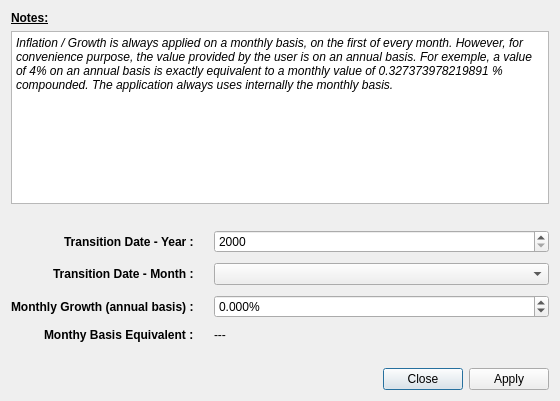
Qt form editgrowthelementdialog.ui (redmoon1945/gbp) before a commit.
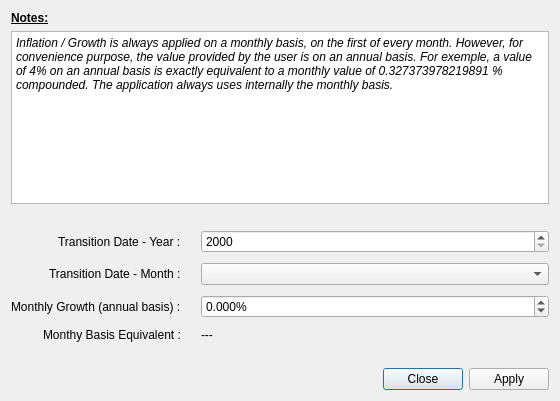
The same form after that commit.

```diff
--- a/editgrowthelementdialog.ui
+++ b/editgrowthelementdialog.ui
@@ -81,7 +81,7 @@
         <widget class="QLabel" name="growthLabel">
          <property name="font">
           <font>
-           <bold>true</bold>
+           <bold>false</bold>
           </font>
          </property>
          <property name="text">
@@ -93,7 +93,7 @@
         <widget class="QLabel" name="label_3">
          <property name="font">
           <font>
-           <bold>true</bold>
+           <bold>false</bold>
           </font>
          </property>
          <property name="text">
@@ -121,7 +121,7 @@
         <widget class="QLabel" name="label_2">
          <property name="font">
           <font>
-           <bold>true</bold>
+           <bold>false</bold>
           </font>
          </property>
          <property name="text">
@@ -146,7 +146,7 @@
         <widget class="QLabel" name="label">
          <property name="font">
           <font>
-           <bold>true</bold>
+           <bold>false</bold>
           </font>
          </property>
          <property name="text">
```
